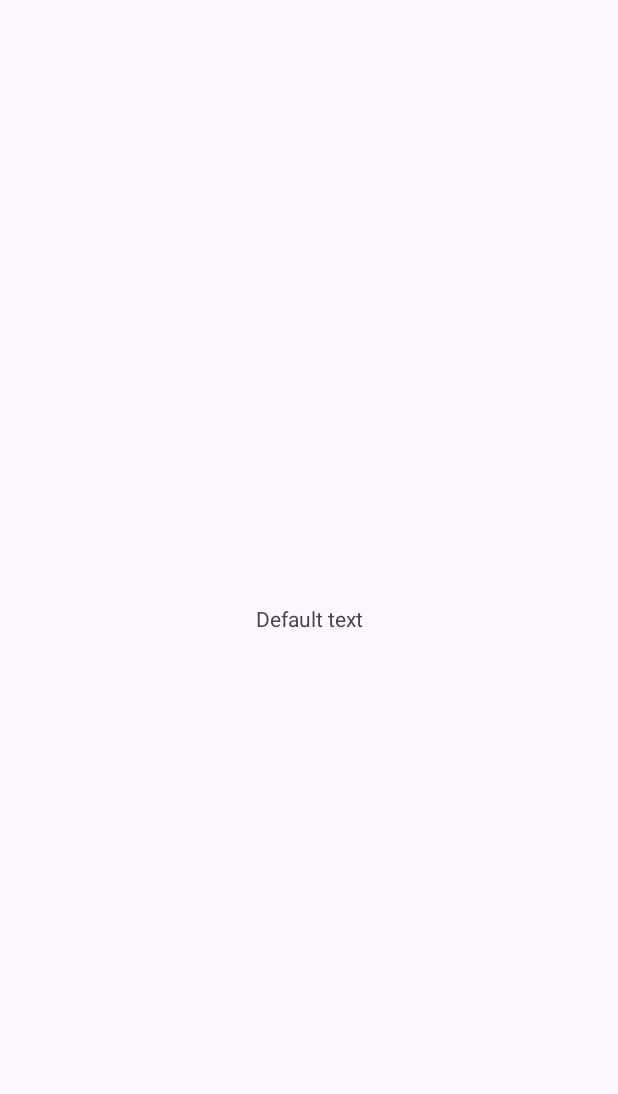
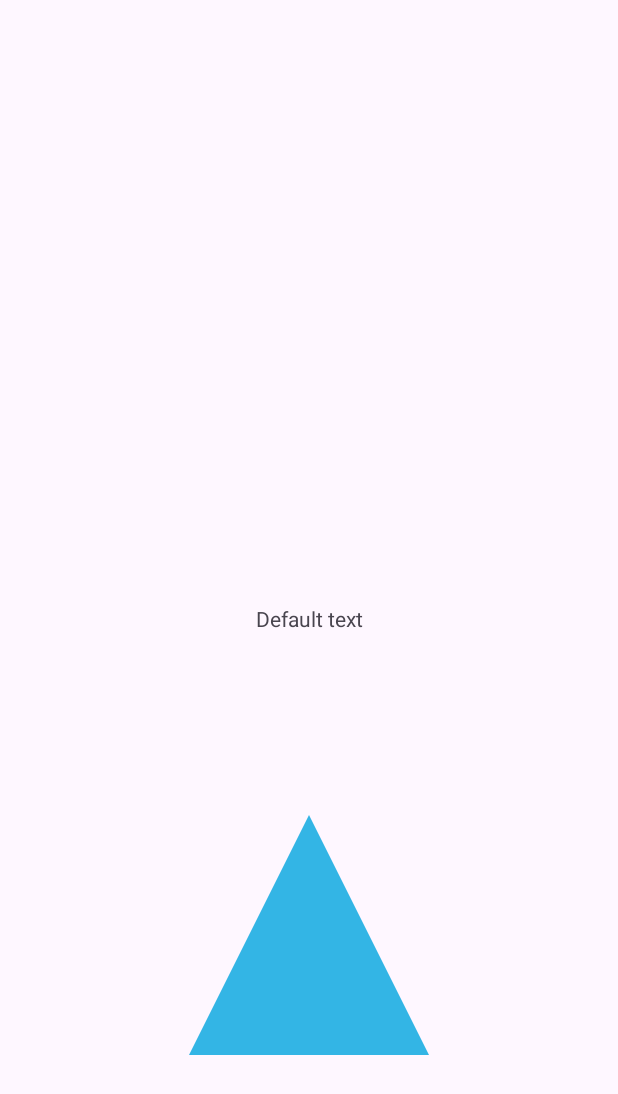
Before and after one commit to npogoncuk/EPAMHomeworks, an Android app: the screen it shows after launch (MainActivity), on a phone screen of 412 x 824 dp. Before the commit the part shown is almost empty. Shown: the top 1094 px of the screen. Run offline under Robolectric (Android 15) with nearby library versions, the phone set to English and light mode, and no system bars.

Commit message:
Create animated-vector

```diff
--- a/ResourcesandConfiguration/app/src/main/java/com/example/resourcesandconfiguration/MainActivity.kt
+++ b/ResourcesandConfiguration/app/src/main/java/com/example/resourcesandconfiguration/MainActivity.kt
@@ -1,15 +1,23 @@
 package com.example.resourcesandconfiguration
 
 import android.content.res.Configuration
+import android.graphics.drawable.AnimatedVectorDrawable
 import androidx.appcompat.app.AppCompatActivity
 import android.os.Bundle
 import android.util.Log
+import android.widget.ImageView
 import android.widget.Toast
 
 class MainActivity : AppCompatActivity() {
     override fun onCreate(savedInstanceState: Bundle?) {
         super.onCreate(savedInstanceState)
         setContentView(R.layout.activity_main)
+
+        findViewById<ImageView>(R.id.imageView).apply {
+            setOnClickListener {
+                (drawable as AnimatedVectorDrawable).start()
+            }
+        }
     }
 
     override fun onConfigurationChanged(newConfig: Configuration) {
--- /dev/null
+++ b/ResourcesandConfiguration/app/src/main/res/animator/color_animator.xml
@@ -0,0 +1,8 @@
+<?xml version="1.0" encoding="utf-8"?>
+<objectAnimator xmlns:android="http://schemas.android.com/apk/res/android"
+    android:propertyName="fillColor"
+    android:duration="2000"
+    android:repeatMode="reverse"
+    android:repeatCount="infinite"
+    android:valueFrom="@android:color/holo_blue_light"
+    android:valueTo="@android:color/holo_red_light"/>
--- /dev/null
+++ b/ResourcesandConfiguration/app/src/main/res/drawable/animated_triangle.xml
@@ -0,0 +1,9 @@
+<?xml version="1.0" encoding="utf-8"?>
+<animated-vector xmlns:android="http://schemas.android.com/apk/res/android"
+    android:drawable="@drawable/triangle_vector">
+
+    <target
+        android:animation="@animator/color_animator"
+        android:name="triangle"/>
+
+</animated-vector>
--- /dev/null
+++ b/ResourcesandConfiguration/app/src/main/res/drawable/triangle_vector.xml
@@ -0,0 +1,13 @@
+<?xml version="1.0" encoding="utf-8"?>
+<vector xmlns:android="http://schemas.android.com/apk/res/android"
+    android:width="160dp"
+    android:height="160dp"
+    android:viewportWidth="24.0"
+    android:viewportHeight="24.0">
+
+    <path
+        android:name="triangle"
+        android:fillColor="@android:color/holo_blue_light"
+        android:pathData="M0,24 l12,-24 l12,24 z"/>
+
+</vector>
--- a/ResourcesandConfiguration/app/src/main/res/layout/activity_main.xml
+++ b/ResourcesandConfiguration/app/src/main/res/layout/activity_main.xml
@@ -7,6 +7,7 @@
     tools:context=".MainActivity">
 
     <TextView
+        android:id="@+id/textView"
         android:layout_width="wrap_content"
         android:layout_height="wrap_content"
         android:text="@string/default_text"
@@ -15,4 +16,14 @@
         app:layout_constraintStart_toStartOf="parent"
         app:layout_constraintTop_toTopOf="parent" />
 
+    <ImageView
+        android:id="@+id/imageView"
+        android:layout_width="wrap_content"
+        android:layout_height="wrap_content"
+        app:layout_constraintBottom_toBottomOf="parent"
+        app:layout_constraintEnd_toEndOf="parent"
+        app:layout_constraintStart_toStartOf="parent"
+        app:layout_constraintTop_toBottomOf="@+id/textView"
+        app:srcCompat="@drawable/animated_triangle" />
+
 </androidx.constraintlayout.widget.ConstraintLayout>
```
